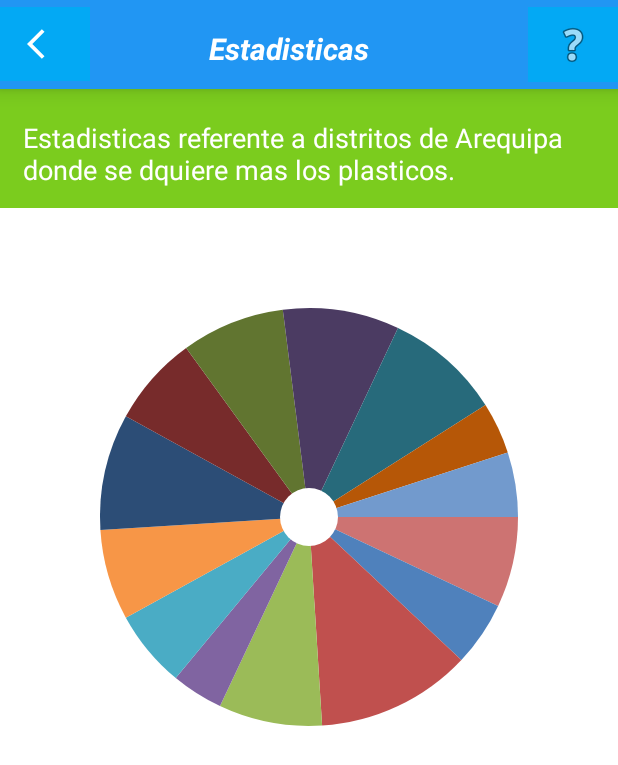
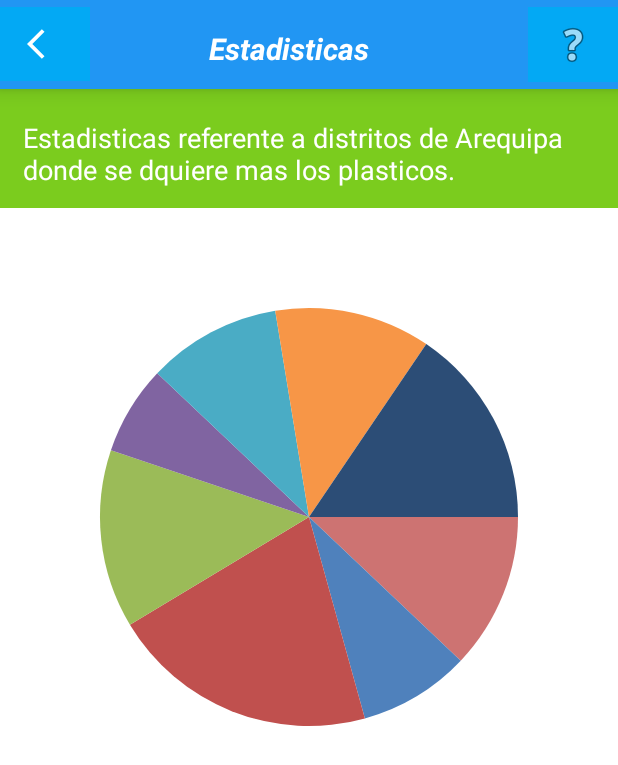
Before and after one commit to JoseMiguelVM/Proyecto_AQPGreen, an Android app: the EstadisticasFragment screen opened through its navigation route, on a phone screen of 412 x 824 dp. Shown: the top 765 px of the screen. Run offline under Robolectric (Android 15) with nearby library versions, the phone set to English and light mode, and no system bars.

Commit message:
Actualizados grafico circular

```diff
--- a/app/src/main/java/com/example/aqpgreen/ui/Estadisticas/EstadisticasFragment.java
+++ b/app/src/main/java/com/example/aqpgreen/ui/Estadisticas/EstadisticasFragment.java
@@ -30,7 +30,7 @@ public class EstadisticasFragment extends Fragment {
     // TODO: Rename and change types of parameters
     private String mParam1;
     private String mParam2;
-    int[] data={7,5,12,8,4,6,7,9,7,8,9,9,4,5};
+    int[] data={7,5,12,8,4,6,7,9};
     int[] color={Color.argb(255,205,115,114),
             Color.argb(255,79,129,188),
             Color.argb(255,192,80,78),
@@ -39,12 +39,6 @@ public class EstadisticasFragment extends Fragment {
             Color.argb(255,74,172,197),
             Color.argb(255,247,150,71),
             Color.argb(255,44,77,118),
-            Color.argb(255,119,43,43),
-            Color.argb(255,97,117,48),
-            Color.argb(255,75,59,98),
-            Color.argb(255,39,106,123),
-            Color.argb(255,182,87,7),
-            Color.argb(255,114,154,205),
     };
 
     public EstadisticasFragment() {
@@ -86,7 +80,7 @@ public class EstadisticasFragment extends Fragment {
 
         View view =  inflater.inflate(R.layout.fragment_estadisticas, container, false);
         linearLayout=(LinearLayout) view.findViewById(R.id.estadisticas);
-        linearLayout.addView(new VistaGraficoCircular(getContext(),14,data,color));
+        linearLayout.addView(new VistaGraficoCircular(getContext(),data.length,data,color));
         return view;
     }
 }
--- a/app/src/main/java/com/example/aqpgreen/ui/Estadisticas/VistaGraficoCircular.java
+++ b/app/src/main/java/com/example/aqpgreen/ui/Estadisticas/VistaGraficoCircular.java
@@ -47,13 +47,7 @@ public class VistaGraficoCircular extends View {
         }
 
         //Este es para crear el circulo de adentro
-        Paint cenPaint=new Paint();
-        //partiremos de los datos del circulo mas grande
-        int radius=getWidth()/2-280;
-        cenPaint.setStyle(Paint.Style.FILL);
-        cenPaint.setColor(Color.WHITE);
-        cx=cy=getWidth()/2;
-        canvas.drawCircle(cx,cy,radius,cenPaint);
+
     }
 
     //Este metodo nos sirve para calcular el angulo que tendra cada dato
```
